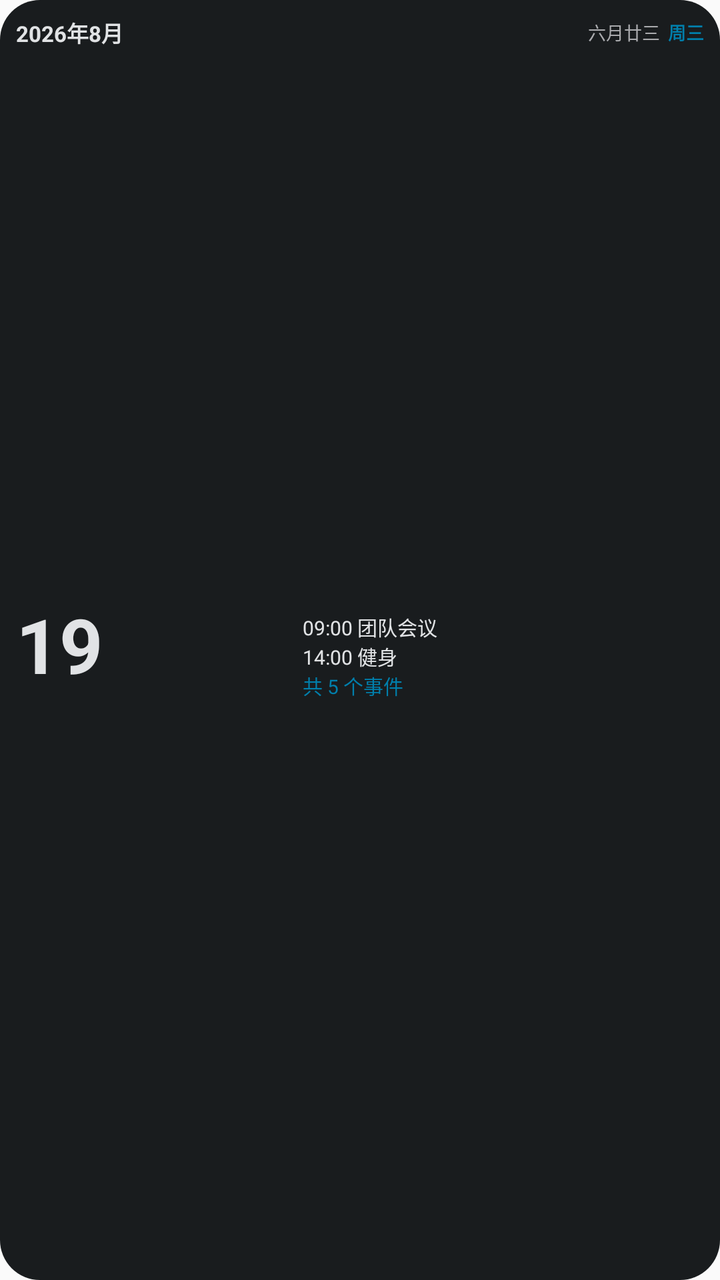
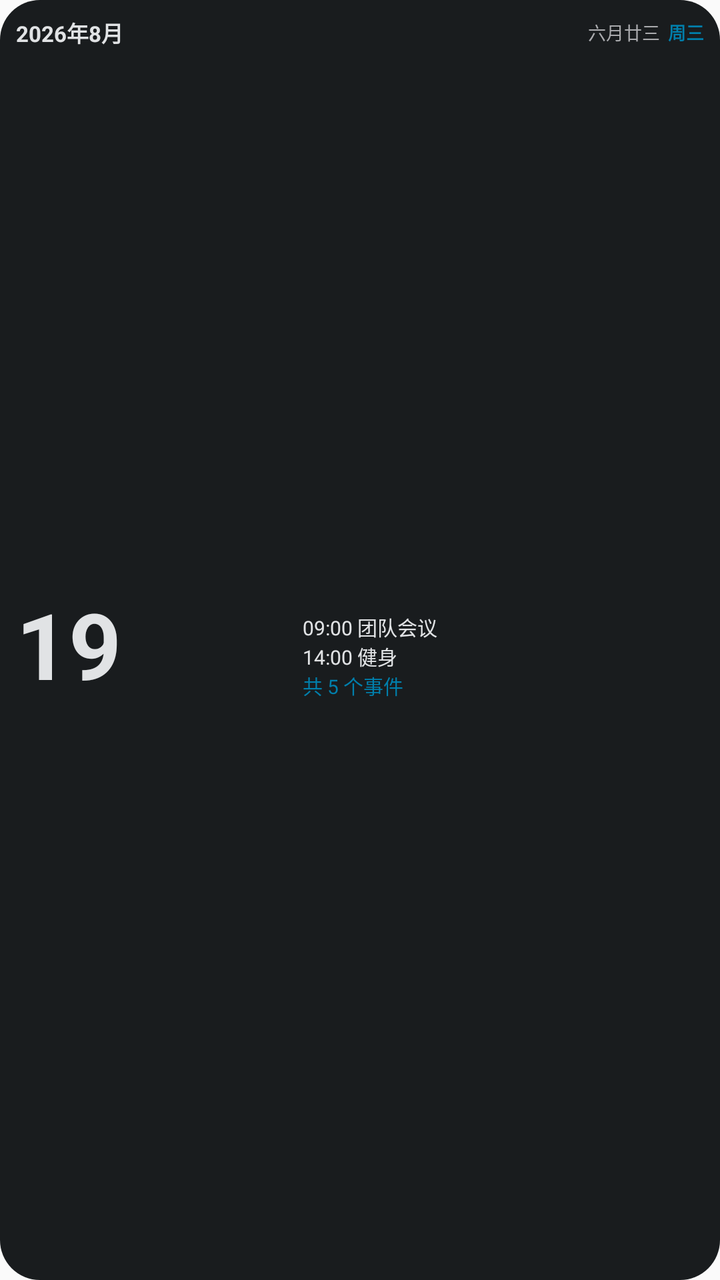

Compare the two renders of this Android layout. The source of the first and the diff that turns it into the second are given below.
<!-- AndroidManifest.xml: application theme Theme.Md3Calendar -->
<!-- res/layout/widget_2x1_day.xml -->
<?xml version="1.0" encoding="utf-8"?>
<LinearLayout xmlns:android="http://schemas.android.com/apk/res/android"
    android:id="@+id/widget_root"
    android:layout_width="match_parent"
    android:layout_height="match_parent"
    android:background="@drawable/widget_bg_card"
    android:orientation="vertical"
    android:padding="8dp">

    
    <LinearLayout
        android:layout_width="match_parent"
        android:layout_height="wrap_content"
        android:orientation="horizontal"
        android:gravity="center_vertical">

        <TextView
            android:id="@+id/widget_title"
            android:layout_width="0dp"
            android:layout_height="wrap_content"
            android:layout_weight="1"
            android:ellipsize="end"
            android:singleLine="true"
            android:text="2026年8月"
            android:textColor="@color/widget_text_primary"
            android:textSize="11sp"
            android:textStyle="bold" />

        <TextView
            android:id="@+id/widget_lunar"
            android:layout_width="wrap_content"
            android:layout_height="wrap_content"
            android:text="六月廿三"
            android:textColor="@color/widget_text_secondary"
            android:textSize="9sp" />

        <TextView
            android:id="@+id/widget_weekday"
            android:layout_width="wrap_content"
            android:layout_height="wrap_content"
            android:layout_marginStart="4dp"
            android:text="周三"
            android:textColor="@color/widget_accent_text"
            android:textSize="9sp"
            android:textStyle="bold" />
    </LinearLayout>

    
    <LinearLayout
        android:layout_width="match_parent"
        android:layout_height="0dp"
        android:layout_weight="1"
        android:orientation="horizontal">

        <LinearLayout
            android:layout_width="0dp"
            android:layout_height="match_parent"
            android:layout_weight="5"
            android:gravity="center_vertical"
            android:orientation="vertical">

            <TextView
                android:id="@+id/widget_day"
                android:layout_width="wrap_content"
                android:layout_height="wrap_content"
                android:gravity="center"
                android:text="19"
                android:textColor="@color/widget_text_primary"
                android:textSize="38sp"
                android:textStyle="bold" />

            <LinearLayout
                android:layout_width="wrap_content"
                android:layout_height="wrap_content"
                android:orientation="horizontal">

                <TextView
                    android:id="@+id/widget_workday"
                    android:layout_width="wrap_content"
                    android:layout_height="wrap_content"
                    android:text=""
                    android:textColor="@color/widget_accent_text"
                    android:textSize="9sp"
                    android:textStyle="bold" />
            </LinearLayout>
        </LinearLayout>

        
        <LinearLayout
            android:layout_width="0dp"
            android:layout_height="match_parent"
            android:layout_weight="7"
            android:gravity="center_vertical|end"
            android:orientation="vertical">

            <TextView
                android:id="@+id/widget_event1"
                android:layout_width="match_parent"
                android:layout_height="wrap_content"
                android:ellipsize="end"
                android:singleLine="true"
                android:text="09:00 团队会议"
                android:textColor="@color/widget_text_primary"
                android:textSize="10sp" />

            <TextView
                android:id="@+id/widget_event2"
                android:layout_width="match_parent"
                android:layout_height="wrap_content"
                android:ellipsize="end"
                android:singleLine="true"
                android:text="14:00 健身"
                android:textColor="@color/widget_text_primary"
                android:textSize="10sp" />

            <TextView
                android:id="@+id/widget_event_more"
                android:layout_width="match_parent"
                android:layout_height="wrap_content"
                android:text="共 5 个事件"
                android:textColor="@color/widget_accent_text"
                android:textSize="10sp" />
        </LinearLayout>
    </LinearLayout>
</LinearLayout>
<!-- resources referenced by this layout -->
<resources>
  <color name="widget_accent_text">#FFE8B84B</color>
  <color name="widget_text_primary">#FFE6E0E9</color>
  <color name="widget_text_secondary">#FFB3AFB8</color>
  <!-- drawable widget_bg_card (drawable) -->
  <?xml version="1.0" encoding="utf-8"?>
  <shape xmlns:android="http://schemas.android.com/apk/res/android"
      android:shape="rectangle">
      <corners android:radius="20dp" />
      <solid android:color="@color/widget_card_bg" />
  </shape>
  <style name="Theme.Md3Calendar" parent="android:Theme.Material.Light.NoActionBar" />
  <color name="widget_card_bg">#FF1C1B1F</color>
</resources>

<!-- the commit's change to res/layout/widget_2x1_day.xml (unified diff, before → after) -->
@@ -66,7 +66,7 @@
                 android:gravity="center"
                 android:text="19"
                 android:textColor="@color/widget_text_primary"
-                android:textSize="38sp"
+                android:textSize="46sp"
                 android:textStyle="bold" />
 
             <LinearLayout
